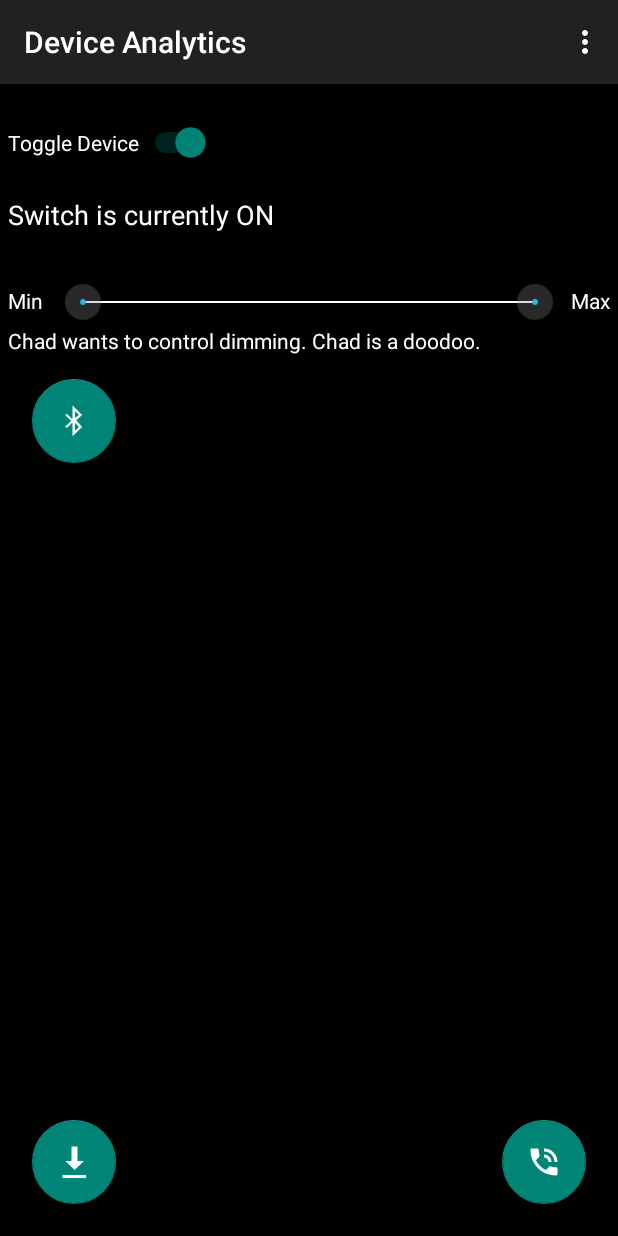
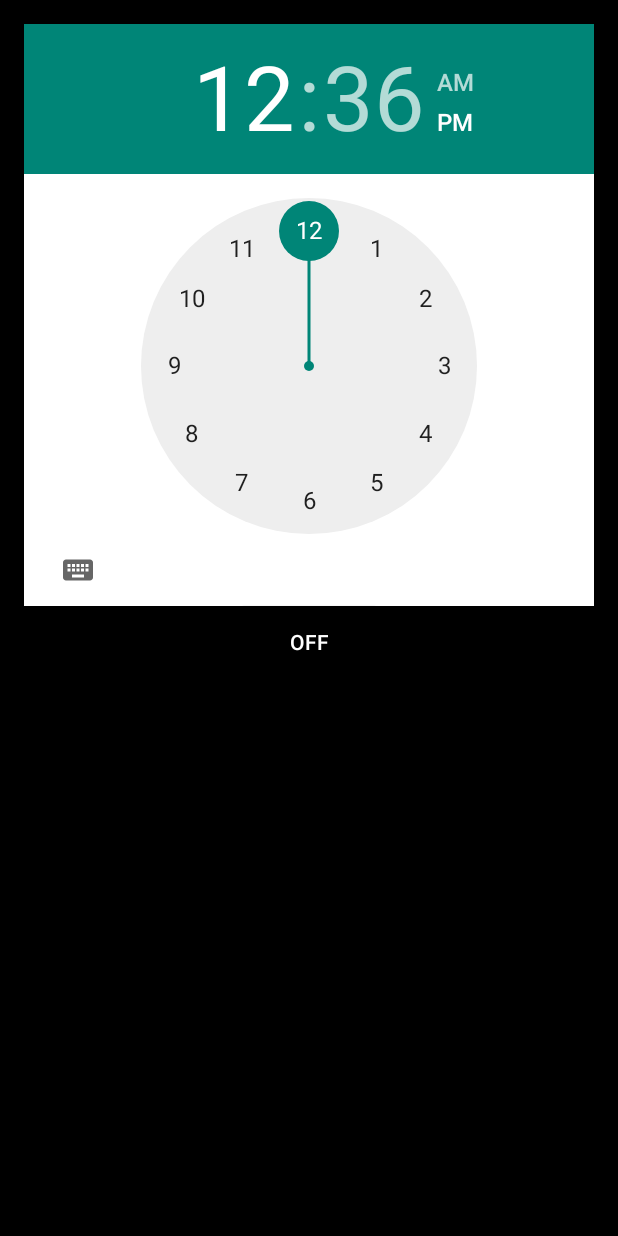
Before and after one commit to kartthikkumar/Vamp.v2, an Android app: the analytics screen opened directly, with no data from a screen before it, after a tap on an icon or button, on a phone screen of 412 x 824 dp. Run offline under Robolectric (Android 15) with nearby library versions, the phone set to English and light mode, and no system bars.

Commit message:
- Integrated Scheduling - Seek Bar Updated - UART not working for Toggle Device / Dimming Capabilities - Fixed Scanning Font to White

```diff
--- /dev/null
+++ b/app/src/main/java/com/adafruit/bluefruit/le/connect/app/AlarmActivity.java
@@ -0,0 +1,70 @@
+package com.adafruit.bluefruit.le.connect.app;
+
+import android.app.Activity;
+import android.app.AlarmManager;
+import android.app.PendingIntent;
+import android.app.TimePickerDialog;
+import android.content.Intent;
+import android.os.Bundle;
+import android.support.v7.view.ContextThemeWrapper;
+import android.text.format.DateFormat;
+import android.util.Log;
+import android.view.View;
+import android.widget.TextView;
+import android.widget.TimePicker;
+import android.widget.ToggleButton;
+import com.adafruit.bluefruit.le.connect.R;
+
+import java.util.Calendar;
+
+
+public class AlarmActivity extends Activity {
+
+    AlarmManager alarmManager;
+    private PendingIntent pendingIntent;
+    private TimePicker alarmTimePicker;
+    private static AlarmActivity inst;
+    private TextView alarmTextView;
+
+    public static AlarmActivity instance() {
+        return inst;
+    }
+
+    @Override
+    public void onStart() {
+        super.onStart();
+        inst = this;
+    }
+
+    @Override
+    protected void onCreate(Bundle savedInstanceState) {
+        super.onCreate(savedInstanceState);
+        setContentView(R.layout.alarmservice);
+        alarmTimePicker = (TimePicker) findViewById(R.id.alarmTimePicker);
+        alarmTextView = (TextView) findViewById(R.id.alarmText);
+        ToggleButton alarmToggle = (ToggleButton) findViewById(R.id.alarmToggle);
+        alarmManager = (AlarmManager) getSystemService(ALARM_SERVICE);
+    }
+
+    public void onToggleClicked(View view) {
+        if (((ToggleButton) view).isChecked()) {
+            Log.d("MyActivity", "Alarm On");
+            Calendar calendar = Calendar.getInstance();
+
+            calendar.set(Calendar.HOUR_OF_DAY, alarmTimePicker.getCurrentHour());
+            calendar.set(Calendar.MINUTE, alarmTimePicker.getCurrentMinute());
+            Intent myIntent = new Intent(AlarmActivity.this, AlarmReceiver.class);
+            pendingIntent = PendingIntent.getBroadcast(AlarmActivity.this, 0, myIntent, 0);
+            alarmManager.set(AlarmManager.RTC, calendar.getTimeInMillis(), pendingIntent);
+
+        } else {
+            alarmManager.cancel(pendingIntent);
+            setAlarmText("");
+            Log.d("MyActivity", "Alarm Off");
+        }
+    }
+
+    public void setAlarmText(String alarmText) {
+        alarmTextView.setText(alarmText);
+    }
+}
--- a/app/src/main/java/com/adafruit/bluefruit/le/connect/app/BLE_MainActivity.java
+++ b/app/src/main/java/com/adafruit/bluefruit/le/connect/app/BLE_MainActivity.java
@@ -12,6 +12,7 @@ import android.bluetooth.BluetoothGattService;
 import android.content.DialogInterface;
 import android.content.Intent;
 import android.content.SharedPreferences;
+import android.graphics.Color;
 import android.os.Build;
 import android.os.Bundle;
 import android.os.SystemClock;
@@ -753,6 +754,7 @@ public class BLE_MainActivity extends AppCompatActivity implements BleManager.Bl
         // Scan button
         boolean isScanning = mScanner != null && mScanner.isScanning();
         mScanButton.setText(getString(isScanning ? R.string.scan_scanbutton_scanning : R.string.scan_scanbutton_scan));
+        mScanButton.setTextColor(Color.WHITE);
 
         // Show list and hide "no devices" label
         final boolean isListEmpty = mScannedDevices == null || mScannedDevices.size() == 0;
@@ -991,7 +993,7 @@ public class BLE_MainActivity extends AppCompatActivity implements BleManager.Bl
     // endregion
 
     // region Helpers
-    private class BluetoothDeviceData {
+    public class BluetoothDeviceData {
         public BluetoothDevice device;
         public int rssi;
         public byte[] scanRecord;
--- a/app/src/main/java/com/adafruit/bluefruit/le/connect/app/UartActivity.java
+++ b/app/src/main/java/com/adafruit/bluefruit/le/connect/app/UartActivity.java
@@ -326,7 +326,7 @@ public class UartActivity extends UartInterfaceActivity implements BleManager.Bl
         uartSendData(data, false);
     }
 
-    private void uartSendData(String data, boolean wasReceivedFromMqtt) {
+    public void uartSendData(String data, boolean wasReceivedFromMqtt) {
         // MQTT publish to TX
         MqttSettings settings = MqttSettings.getInstance(UartActivity.this);
         if (!wasReceivedFromMqtt) {
--- a/app/src/main/java/com/xxmassdeveloper/mpchartexample/notimportant/DemoBase.java
+++ b/app/src/main/java/com/xxmassdeveloper/mpchartexample/notimportant/DemoBase.java
@@ -4,6 +4,7 @@ package com.xxmassdeveloper.mpchartexample.notimportant;
 import android.support.v4.app.FragmentActivity;
 
 import com.adafruit.bluefruit.le.connect.R;
+import com.adafruit.bluefruit.le.connect.app.Item;
 
 /**
  * Baseclass of all Activities of the Demo Application.
@@ -17,10 +18,7 @@ public abstract class DemoBase extends FragmentActivity {
     };
 
     protected String[] mParties = new String[] {
-            "Party A", "Party B", "Party C", "Party D", "Party E", "Party F", "Party G", "Party H",
-            "Party I", "Party J", "Party K", "Party L", "Party M", "Party N", "Party O", "Party P",
-            "Party Q", "Party R", "Party S", "Party T", "Party U", "Party V", "Party W", "Party X",
-            "Party Y", "Party Z"
+            "Receiver", "Flat Screen", "Lamp", "PS4", "Computer", "MacBook", "AC"
     };
 
     @Override
--- a/app/src/main/res/layout/activity_analytics.xml
+++ b/app/src/main/res/layout/activity_analytics.xml
@@ -24,7 +24,6 @@
         android:layout_alignParentLeft="true"
         android:layout_below="@+id/mySwitch"
         android:layout_marginTop="22dp"
-        android:textAppearance="?android:attr/textAppearanceMedium"
         android:textColor="@color/white"/>
 
     <com.adafruit.bluefruit.le.connect.app.RangeSeekBar
@@ -41,37 +40,38 @@
         android:layout_width="fill_parent"
         android:layout_height="wrap_content"
         android:layout_below="@+id/seekbar_placeholder"
-        android:text="Chad wants to control dimming. Chad is a doodoo."
-        android:textColor="@color/white"
+        android:text="@string/seekbar_label"
         />
 
     <android.support.design.widget.FloatingActionButton
         android:id="@+id/fab"
         android:layout_width="wrap_content"
         android:layout_height="wrap_content"
-        android:layout_gravity="bottom|end"
-        android:layout_below="@+id/seekbar_text"
-        android:layout_margin="@dimen/fab_margin"
-        android:src="@android:drawable/stat_sys_data_bluetooth"
-        android:onClick="startUARTActivity"  />
+        android:onClick="startUARTActivity"
+        android:layout_marginLeft="@dimen/fab_margin"
+        android:layout_marginRight="@dimen/fab_margin"
+        android:layout_marginBottom="@dimen/fab_margin"
+        android:src="@drawable/schedule"
+        android:layout_alignParentTop="true"
+        android:layout_alignParentRight="true" />
 
-        <android.support.design.widget.FloatingActionButton
+    <android.support.design.widget.FloatingActionButton
         android:id="@+id/linegraphstart"
         android:layout_width="wrap_content"
         android:layout_height="wrap_content"
         android:layout_alignParentBottom="true"
         android:layout_alignParentRight="true"
         android:layout_margin="@dimen/fab_margin"
-        android:src="@android:drawable/stat_sys_speakerphone"
+        android:src="@drawable/pie"
         android:onClick="startLineGraph"  />
 
-        <android.support.design.widget.FloatingActionButton
+    <android.support.design.widget.FloatingActionButton
         android:id="@+id/piechartstart"
         android:layout_width="wrap_content"
         android:layout_height="wrap_content"
         android:layout_alignParentBottom="true"
         android:layout_alignParentLeft="true"
         android:layout_margin="@dimen/fab_margin"
-        android:src="@android:drawable/stat_sys_download"
+        android:src="@drawable/line"
         android:onClick="startPIChart" />
 </RelativeLayout>
--- a/app/src/main/res/layout/activity_ble_activity.xml
+++ b/app/src/main/res/layout/activity_ble_activity.xml
@@ -9,7 +9,7 @@
     android:paddingRight="@dimen/activity_horizontal_margin"
     android:paddingTop="@dimen/activity_vertical_margin"
 
-    tools:context=".BLE_MainActivity">
+    tools:context=".app.BLE_MainActivity">
 
     <ImageView
         android:layout_width="wrap_content"
--- /dev/null
+++ b/app/src/main/res/layout/alarmservice.xml
@@ -0,0 +1,45 @@
+<RelativeLayout xmlns:android="http://schemas.android.com/apk/res/android"
+    xmlns:tools="http://schemas.android.com/tools"
+    android:layout_width="match_parent"
+    android:layout_height="match_parent"
+    xmlns:app="http://schemas.android.com/apk/res-auto"
+    android:paddingLeft="@dimen/activity_horizontal_margin"
+    android:paddingRight="@dimen/activity_horizontal_margin"
+    android:paddingTop="@dimen/activity_vertical_margin"
+    android:paddingBottom="@dimen/activity_vertical_margin"
+    tools:context=".app.AlarmActivity"
+    android:background="#000000">
+
+<TimePicker
+    android:layout_width="wrap_content"
+    android:layout_height="wrap_content"
+    android:id="@+id/alarmTimePicker"
+    android:layout_alignParentTop="true"
+    android:layout_centerHorizontal="true"
+    android:background="#ffffff" />
+
+
+<ToggleButton
+    android:layout_width="wrap_content"
+    android:layout_height="wrap_content"
+    android:text="Alarm On/Off"
+    android:textColor="@color/white"
+    android:id="@+id/alarmToggle"
+    android:layout_centerHorizontal="true"
+    android:layout_below="@+id/alarmTimePicker"
+    android:onClick="onToggleClicked"
+    android:background="#000000" />
+
+<TextView
+    android:layout_width="wrap_content"
+    android:layout_height="wrap_content"
+    android:textAppearance="?android:attr/textAppearanceLarge"
+    android:text=""
+    android:id="@+id/alarmText"
+    android:textColor="@android:color/white"
+    android:layout_alignParentBottom="true"
+    android:layout_centerHorizontal="true"
+    android:layout_marginTop="20dp"
+    android:layout_below="@+id/alarmToggle" />
+
+</RelativeLayout>
--- a/app/src/main/res/values-v21/styles.xml
+++ b/app/src/main/res/values-v21/styles.xml
@@ -1,9 +1,14 @@
 <resources>>
 
+    <style name="AppTheme" parent="Theme.AppCompat.Light.DarkActionBar">
+        <item name="android:colorPrimary">@color/white</item>
+
+    </style>
     <style name="AppTheme.NoActionBar">
         <item name="windowActionBar">false</item>
-        <item name="windowNoTitle">true</item>
+        <item name="windowNoTitle">false</item>
         <item name="android:windowDrawsSystemBarBackgrounds">true</item>
-        <item name="android:statusBarColor">@android:color/transparent</item>
+        <item name="android:statusBarColor">@android:color/black</item>
     </style>
+
 </resources>
--- a/app/src/main/res/values/strings.xml
+++ b/app/src/main/res/values/strings.xml
@@ -2,8 +2,9 @@
 <resources>
 
     <!-- General -->
-    <string name="app_name">VAMP: Smart Outlet</string>
+    <string name="app_name">VAMP</string>
     <string name="app_icon_name">VAMP</string>
+    <string name="app_main_name">VAMP: Smart Outlet</string>
     <string name="app_full_name">VAMP BLE Connect</string>
     <string name="action_info">Info</string>
     <string name="action_mqttsettings">MQTT</string>
@@ -22,7 +23,7 @@
     <string name="dialog_error_nolocationservices_requiredforscan_marshmallow">Android 6 requires that Location Services are enabled to scan bluetooth peripherals.\nPlease, go to settings and enable it to start scanning peripherals</string>
 
     <!-- Scan Activity -->
-    <string name="scan_scanbutton_scan">Scan for peripherals</string>
+    <string name="scan_scanbutton_scan">Scan for Peripherals</string>
     <string name="scan_scanbutton_scanning">Scanning…</string>
     <string name="scan_devicesheadertitle">PERIPHERALS</string>
     <string name="scan_nodevicesfound">No peripherals found</string>
@@ -362,9 +363,10 @@
     <string name="section_format">Hello World from section: %1$d</string>
     <string name="title_activity_availableDevices">Available Devices</string>
 
-    <color name="white">#FFFFFF</color>
+    <color name="white">#FFFFFFFF</color>
     <string name="min_label">Min</string>
     <string name="max_label">Max</string>
+    <string name="seekbar_label">Dimming Capabilities</string>
 
 
     <!-- Debug -->
```
Also changed, not shown: app/build.gradle (+11 -9 lines), app/src/main/AndroidManifest.xml (+15 -3 lines), app/src/main/java/com/adafruit/bluefruit/le/connect/app/AlarmReceiver.java (added, +40 -0 lines), app/src/main/java/com/adafruit/bluefruit/le/connect/app/AlarmService.java (added, +43 -0 lines), app/src/main/java/com/adafruit/bluefruit/le/connect/app/MainActivity.java (+2 -10 lines), app/src/main/java/com/adafruit/bluefruit/le/connect/app/PieChartActivity.java (+6 -5 lines), app/src/main/java/com/adafruit/bluefruit/le/connect/app/analytics.java (+118 -15 lines), app/src/main/res/drawable/line.png (added), app/src/main/res/drawable/pie.png (added), app/src/main/res/drawable/schedule.png (added), 2 other files.
